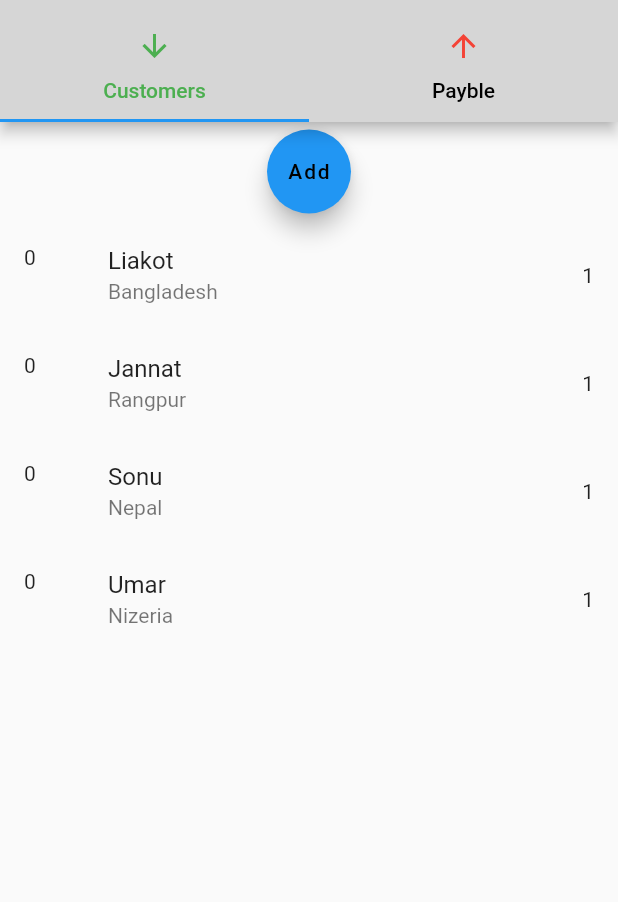
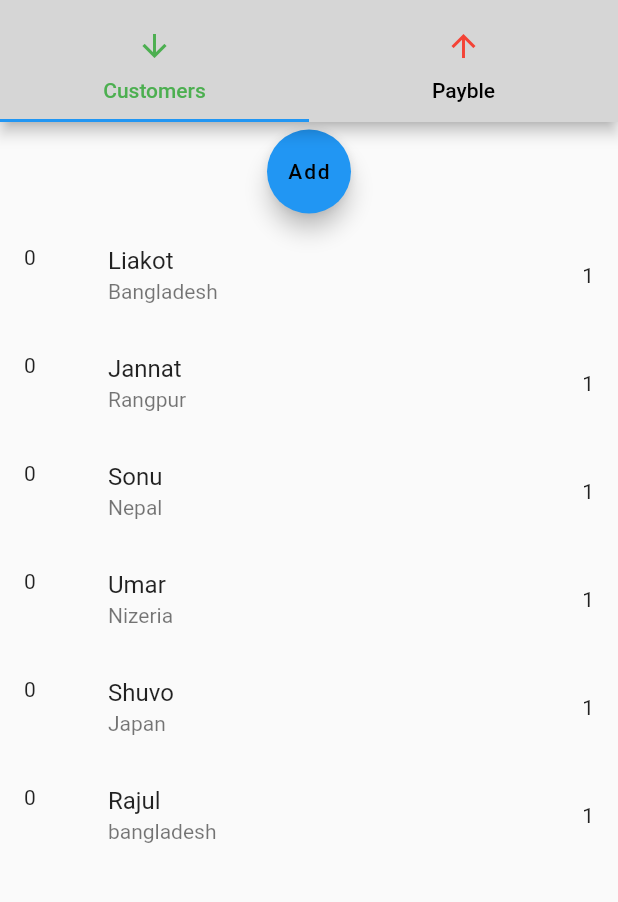
Before and after one commit to Liakot-ali/Flutter-Learn, a Flutter app: the screen it shows after launch, on a phone screen of 412 x 824 dp, the part 73-975 px from its top. Run offline on Flutter 3.47's test engine with Material 2 defaults, Android fonts, the phone set to English and light mode, and no system bars.

Commit message:
nothign changes:

```diff
--- a/lib/customer_adder.dart
+++ b/lib/customer_adder.dart
@@ -10,8 +10,8 @@ class CustomerAdder extends StatefulWidget {
 }
 
 class _CustomerAdderState extends State<CustomerAdder> {
-  List<String> customers = ['Liakot', 'Jannat', 'Sonu', 'Umar'];
-  List<String> address = ["Bangladesh", "Rangpur", "Nepal", "Nizeria"];
+  List<String> customers = ['Liakot', 'Jannat', 'Sonu', 'Umar', 'Shuvo', 'Rajul'];
+  List<String> address = ["Bangladesh", "Rangpur", "Nepal", "Nizeria", "Japan", 'bangladesh'];
   var clicked = 0;
 
   @override
```
